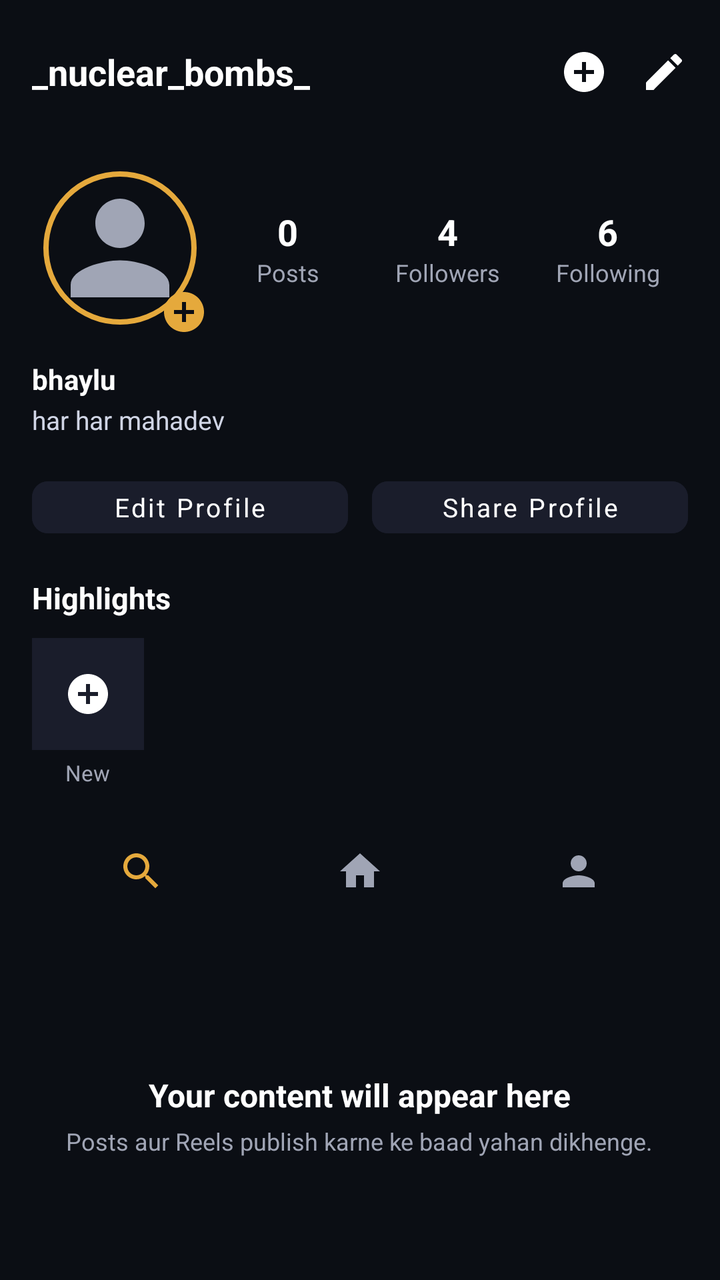
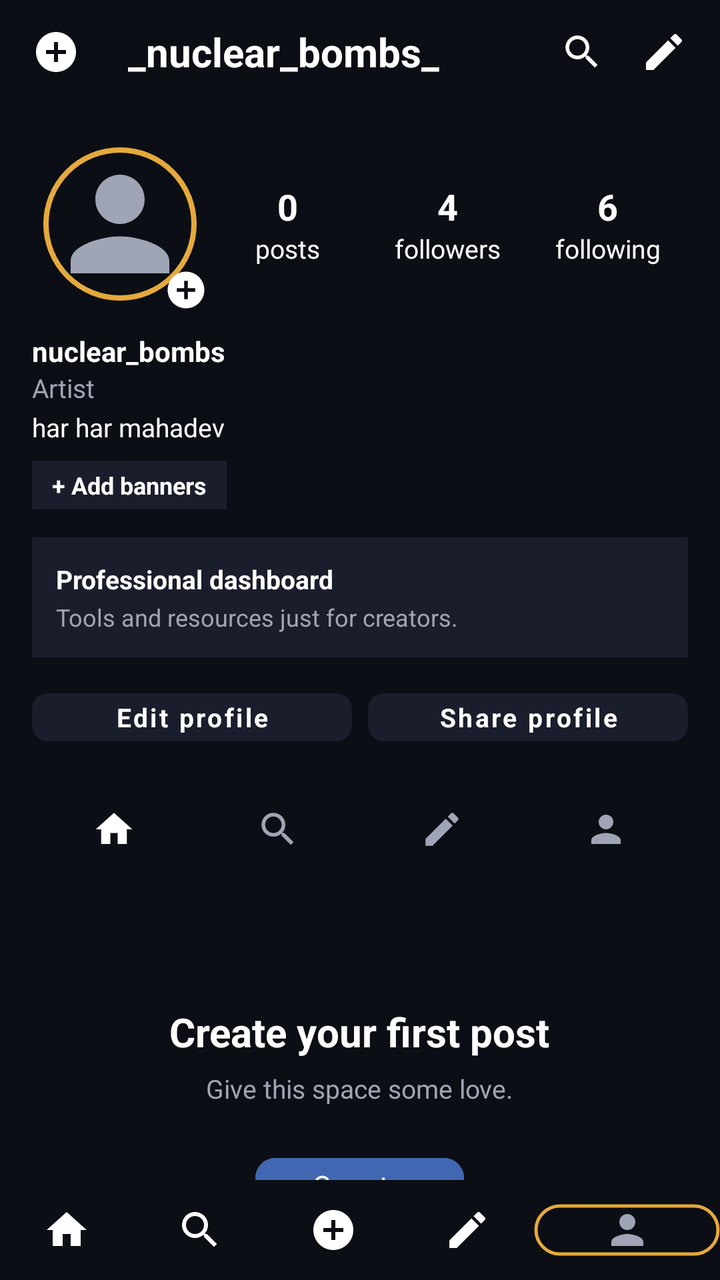

Before-and-after screenshots of an Android layout around one commit, followed by the original layout XML and the change that was made.
<!-- AndroidManifest.xml: application theme Theme.SanskritiSathi -->
<!-- res/layout/activity_profile.xml -->
<?xml version="1.0" encoding="utf-8"?>
<RelativeLayout xmlns:android="http://schemas.android.com/apk/res/android"
    xmlns:app="http://schemas.android.com/apk/res-auto"
    android:layout_width="match_parent"
    android:layout_height="match_parent"
    android:background="#0B0E14"
    android:fitsSystemWindows="true">

    
    <LinearLayout
        android:layout_width="0dp"
        android:layout_height="0dp"
        android:visibility="gone">

        <EditText
            android:id="@+id/nameInput"
            android:layout_width="wrap_content"
            android:layout_height="wrap_content" />

        <EditText
            android:id="@+id/usernameInput"
            android:layout_width="wrap_content"
            android:layout_height="wrap_content" />

        <EditText
            android:id="@+id/bioInput"
            android:layout_width="wrap_content"
            android:layout_height="wrap_content" />

        <Button
            android:id="@+id/saveProfileButton"
            android:layout_width="wrap_content"
            android:layout_height="wrap_content" />
    </LinearLayout>

    
    <RelativeLayout
        android:id="@+id/topBar"
        android:layout_width="match_parent"
        android:layout_height="56dp"
        android:layout_marginTop="8dp"
        android:paddingStart="16dp"
        android:paddingEnd="16dp">

        <TextView
            android:id="@+id/usernameHeader"
            android:layout_width="wrap_content"
            android:layout_height="wrap_content"
            android:layout_centerVertical="true"
            android:text="_nuclear_bombs_"
            android:textColor="#FFFFFF"
            android:textSize="18sp"
            android:textStyle="bold" />

        <ImageView
            android:id="@+id/btnNotification"
            android:layout_width="24dp"
            android:layout_height="24dp"
            android:layout_centerVertical="true"
            android:layout_marginEnd="16dp"
            android:layout_toStartOf="@id/btnSettings"
            android:src="@drawable/ic_add_circle"
            app:tint="#FFFFFF" />

        <ImageView
            android:id="@+id/btnSettings"
            android:layout_width="24dp"
            android:layout_height="24dp"
            android:layout_alignParentEnd="true"
            android:layout_centerVertical="true"
            android:src="@drawable/ic_edit"
            app:tint="#FFFFFF" />
    </RelativeLayout>

    <androidx.core.widget.NestedScrollView
        android:layout_width="match_parent"
        android:layout_height="match_parent"
        android:layout_below="@id/topBar">

        <LinearLayout
            android:layout_width="match_parent"
            android:layout_height="wrap_content"
            android:orientation="vertical"
            android:padding="16dp">

            
            <LinearLayout
                android:layout_width="match_parent"
                android:layout_height="wrap_content"
                android:gravity="center_vertical"
                android:orientation="horizontal">

                <RelativeLayout
                    android:layout_width="88dp"
                    android:layout_height="88dp">

                    <com.google.android.material.imageview.ShapeableImageView
                        android:id="@+id/profileImage"
                        android:layout_width="80dp"
                        android:layout_height="80dp"
                        android:layout_centerInParent="true"
                        android:padding="3dp"
                        android:scaleType="centerCrop"
                        android:src="@drawable/ic_profile"
                        app:shapeAppearanceOverlay="@style/ShapeAppearance.App.CircleImageView"
                        app:strokeColor="#E5A93C"
                        app:strokeWidth="2.5dp" />

                    <ImageView
                        android:layout_width="24dp"
                        android:layout_height="24dp"
                        android:layout_alignParentEnd="true"
                        android:layout_alignParentBottom="true"
                        android:src="@drawable/ic_add_circle"
                        app:tint="#E5A93C" />
                </RelativeLayout>

                
                <LinearLayout
                    android:layout_width="match_parent"
                    android:layout_height="wrap_content"
                    android:orientation="horizontal">

                    <LinearLayout
                        android:layout_width="0dp"
                        android:layout_height="wrap_content"
                        android:layout_weight="1"
                        android:gravity="center"
                        android:orientation="vertical">

                        <TextView
                            android:id="@+id/postsCount"
                            android:layout_width="wrap_content"
                            android:layout_height="wrap_content"
                            android:text="0"
                            android:textColor="#FFFFFF"
                            android:textSize="18sp"
                            android:textStyle="bold" />

                        <TextView
                            android:layout_width="wrap_content"
                            android:layout_height="wrap_content"
                            android:text="Posts"
                            android:textColor="#A0A5B5"
                            android:textSize="12sp" />
                    </LinearLayout>

                    <LinearLayout
                        android:layout_width="0dp"
                        android:layout_height="wrap_content"
                        android:layout_weight="1"
                        android:gravity="center"
                        android:orientation="vertical">

                        <TextView
                            android:id="@+id/followersCount"
                            android:layout_width="wrap_content"
                            android:layout_height="wrap_content"
                            android:text="4"
                            android:textColor="#FFFFFF"
                            android:textSize="18sp"
                            android:textStyle="bold" />

                        <TextView
                            android:layout_width="wrap_content"
                            android:layout_height="wrap_content"
                            android:text="Followers"
                            android:textColor="#A0A5B5"
                            android:textSize="12sp" />
                    </LinearLayout>

                    <LinearLayout
                        android:layout_width="0dp"
                        android:layout_height="wrap_content"
                        android:layout_weight="1"
                        android:gravity="center"
                        android:orientation="vertical">

                        <TextView
                            android:id="@+id/followingCount"
                            android:layout_width="wrap_content"
                            android:layout_height="wrap_content"
                            android:text="6"
                            android:textColor="#FFFFFF"
                            android:textSize="18sp"
                            android:textStyle="bold" />

                        <TextView
                            android:layout_width="wrap_content"
                            android:layout_height="wrap_content"
                            android:text="Following"
                            android:textColor="#A0A5B5"
                            android:textSize="12sp" />
                    </LinearLayout>
                </LinearLayout>
            </LinearLayout>

            
            <TextView
                android:id="@+id/fullName"
                android:layout_width="wrap_content"
                android:layout_height="wrap_content"
                android:layout_marginTop="12dp"
                android:text="bhaylu"
                android:textColor="#FFFFFF"
                android:textSize="14sp"
                android:textStyle="bold" />

            <TextView
                android:id="@+id/bioText"
                android:layout_width="wrap_content"
                android:layout_height="wrap_content"
                android:layout_marginTop="2dp"
                android:text="har har mahadev"
                android:textColor="#D0D5E5"
                android:textSize="13sp" />

            
            <LinearLayout
                android:layout_width="match_parent"
                android:layout_height="wrap_content"
                android:layout_marginTop="16dp"
                android:orientation="horizontal">

                <Button
                    android:id="@+id/btnEditProfile"
                    style="@style/Widget.MaterialComponents.Button.UnelevatedButton"
                    android:layout_width="0dp"
                    android:layout_height="38dp"
                    android:layout_marginEnd="6dp"
                    android:layout_weight="1"
                    android:backgroundTint="#1A1D2B"
                    android:padding="0dp"
                    android:text="Edit Profile"
                    android:textAllCaps="false"
                    android:textColor="#FFFFFF"
                    android:textSize="13sp"
                    app:cornerRadius="8dp" />

                <Button
                    android:id="@+id/btnShareProfile"
                    style="@style/Widget.MaterialComponents.Button.UnelevatedButton"
                    android:layout_width="0dp"
                    android:layout_height="38dp"
                    android:layout_marginStart="6dp"
                    android:layout_weight="1"
                    android:backgroundTint="#1A1D2B"
                    android:padding="0dp"
                    android:text="Share Profile"
                    android:textAllCaps="false"
                    android:textColor="#FFFFFF"
                    android:textSize="13sp"
                    app:cornerRadius="8dp" />
            </LinearLayout>

            
            <TextView
                android:layout_width="wrap_content"
                android:layout_height="wrap_content"
                android:layout_marginTop="16dp"
                android:text="Highlights"
                android:textColor="#FFFFFF"
                android:textSize="15sp"
                android:textStyle="bold" />

            <LinearLayout
                android:layout_width="match_parent"
                android:layout_height="wrap_content"
                android:layout_marginTop="10dp"
                android:orientation="horizontal">

                <LinearLayout
                    android:layout_width="wrap_content"
                    android:layout_height="wrap_content"
                    android:gravity="center"
                    android:orientation="vertical">

                    <ImageView
                        android:layout_width="56dp"
                        android:layout_height="56dp"
                        android:background="#1A1D2B"
                        android:padding="16dp"
                        android:src="@drawable/ic_add_circle"
                        app:tint="#FFFFFF" />

                    <TextView
                        android:layout_width="wrap_content"
                        android:layout_height="wrap_content"
                        android:layout_marginTop="4dp"
                        android:text="New"
                        android:textColor="#A0A5B5"
                        android:textSize="11sp" />
                </LinearLayout>

            </LinearLayout>

            
            <LinearLayout
                android:layout_width="match_parent"
                android:layout_height="44dp"
                android:layout_marginTop="20dp"
                android:orientation="horizontal">

                <ImageView
                    android:layout_width="0dp"
                    android:layout_height="24dp"
                    android:layout_gravity="center"
                    android:layout_weight="1"
                    android:src="@drawable/ic_explore"
                    app:tint="#E5A93C" />

                <ImageView
                    android:layout_width="0dp"
                    android:layout_height="24dp"
                    android:layout_gravity="center"
                    android:layout_weight="1"
                    android:src="@drawable/ic_home"
                    app:tint="#A0A5B5" />

                <ImageView
                    android:layout_width="0dp"
                    android:layout_height="24dp"
                    android:layout_gravity="center"
                    android:layout_weight="1"
                    android:src="@drawable/ic_profile"
                    app:tint="#A0A5B5" />
            </LinearLayout>

            
            <LinearLayout
                android:layout_width="match_parent"
                android:layout_height="200dp"
                android:gravity="center"
                android:orientation="vertical">

                <TextView
                    android:layout_width="wrap_content"
                    android:layout_height="wrap_content"
                    android:text="Your content will appear here"
                    android:textColor="#FFFFFF"
                    android:textSize="16sp"
                    android:textStyle="bold" />

                <TextView
                    android:layout_width="wrap_content"
                    android:layout_height="wrap_content"
                    android:layout_marginTop="4dp"
                    android:text="Posts aur Reels publish karne ke baad yahan dikhenge."
                    android:textColor="#A0A5B5"
                    android:textSize="12sp" />
            </LinearLayout>

        </LinearLayout>
    </androidx.core.widget.NestedScrollView>

</RelativeLayout>
<!-- resources referenced by this layout -->
<resources>
  <!-- drawable ic_add_circle (drawable) -->
  <vector xmlns:android="http://schemas.android.com/apk/res/android"
      android:width="28dp"
      android:height="28dp"
      android:viewportWidth="24"
      android:viewportHeight="24">
    <path
        android:fillColor="#E5A93C"
        android:pathData="M12,2C6.48,2 2,6.48 2,12s4.48,10 10,10 10,-4.48 10,-10S17.52,2 12,2zM17,13h-4v4h-2v-4H7v-2h4V7h2v4h4v2z"/>
  </vector>
  <!-- drawable ic_edit (drawable) -->
  <vector xmlns:android="http://schemas.android.com/apk/res/android"
      android:width="24dp"
      android:height="24dp"
      android:viewportWidth="24"
      android:viewportHeight="24">
    <path
        android:fillColor="#E5A93C"
        android:pathData="M3,17.25V21h3.75L17.81,9.94l-3.75,-3.75L3,17.25zM20.71,7.04c0.39,-0.39 0.39,-1.02 0,-1.41l-2.34,-2.34c-0.39,-0.39 -1.02,-0.39 -1.41,0l-1.83,1.83 3.75,3.75 1.83,-1.83z"/>
  </vector>
  <!-- drawable ic_explore (drawable) -->
  <vector xmlns:android="http://schemas.android.com/apk/res/android"
      android:width="24dp"
      android:height="24dp"
      android:viewportWidth="24"
      android:viewportHeight="24">
    <path
        android:fillColor="#A0A5B5"
        android:pathData="M15.5,14h-0.79l-0.28,-0.27C15.41,12.59 16,11.11 16,9.5 16,5.91 13.09,3 9.5,3S3,5.91 3,9.5 5.91,16 9.5,16c1.61,0 3.09,-0.59 4.23,-1.57l0.27,0.28v0.79l5,4.99L20.49,19l-4.99,-5zM9.5,14C7.01,14 5,11.99 5,9.5S7.01,5 9.5,5 14,7.01 14,9.5 11.99,14 9.5,14z"/>
  </vector>
  <!-- drawable ic_home (drawable) -->
  <vector xmlns:android="http://schemas.android.com/apk/res/android"
      android:width="24dp"
      android:height="24dp"
      android:viewportWidth="24"
      android:viewportHeight="24">
    <path
        android:fillColor="#E5A93C"
        android:pathData="M10,20v-6h4v6h5v-8h3L12,3,2,12h3v8z"/>
  </vector>
  <!-- drawable ic_profile (drawable) -->
  <vector xmlns:android="http://schemas.android.com/apk/res/android"
      android:width="24dp"
      android:height="24dp"
      android:viewportWidth="24"
      android:viewportHeight="24">
    <path
        android:fillColor="#A0A5B5"
        android:pathData="M12,12c2.21,0 4,-1.79 4,-4s-1.79,-4 -4,-4 -4,1.79 -4,4 1.79,4 4,4zm0,2c-2.67,0 -8,1.34 -8,4v2h16v-2c0,-2.66 -5.33,-4 -8,-4z"/>
  </vector>
  <style name="ShapeAppearance.App.CircleImageView" parent="ShapeAppearance.MaterialComponents.SmallComponent">
          <item name="cornerFamily">rounded</item>
          <item name="cornerSize">50%</item>
      </style>
  <style name="Theme.SanskritiSathi" parent="Theme.MaterialComponents.DayNight.NoActionBar">
  
          <item name="android:fontFamily">sans-serif</item>
  
          
          <item name="android:statusBarColor">#0F111A</item>
          <item name="android:windowLightStatusBar">false</item>
  
          <item name="android:navigationBarColor">#1A1D2B</item>
          <item name="android:windowLightNavigationBar">false</item>
  
          <item name="android:windowActionModeOverlay">true</item>
          <item name="android:windowNoTitle">true</item>
  
          <item name="android:windowBackground">#0F111A</item>
  
          <item name="android:textColorPrimary">#FFFFFF</item>
          <item name="android:textColorSecondary">#A0A5B5</item>
  
      </style>
</resources>

<!-- the commit's change to res/layout/activity_profile.xml (unified diff, before → after) -->
@@ -37,29 +37,38 @@
     <RelativeLayout
         android:id="@+id/topBar"
         android:layout_width="match_parent"
-        android:layout_height="56dp"
-        android:layout_marginTop="8dp"
+        android:layout_height="52dp"
         android:paddingStart="16dp"
         android:paddingEnd="16dp">
+
+        <ImageView
+            android:id="@+id/btnAddPost"
+            android:layout_width="24dp"
+            android:layout_height="24dp"
+            android:layout_centerVertical="true"
+            android:src="@drawable/ic_add_circle"
+            app:tint="#FFFFFF" />
 
         <TextView
             android:id="@+id/usernameHeader"
             android:layout_width="wrap_content"
             android:layout_height="wrap_content"
             android:layout_centerVertical="true"
+            android:layout_marginStart="24dp"
+            android:layout_toEndOf="@id/btnAddPost"
             android:text="_nuclear_bombs_"
             android:textColor="#FFFFFF"
-            android:textSize="18sp"
+            android:textSize="20sp"
             android:textStyle="bold" />
 
         <ImageView
-            android:id="@+id/btnNotification"
-            android:layout_width="24dp"
-            android:layout_height="24dp"
+            android:id="@+id/btnThreads"
+            android:layout_width="22dp"
+            android:layout_height="22dp"
             android:layout_centerVertical="true"
-            android:layout_marginEnd="16dp"
+            android:layout_marginEnd="18dp"
             android:layout_toStartOf="@id/btnSettings"
-            android:src="@drawable/ic_add_circle"
+            android:src="@drawable/ic_explore"
             app:tint="#FFFFFF" />
 
         <ImageView
@@ -72,9 +81,11 @@
             app:tint="#FFFFFF" />
     </RelativeLayout>
 
+    
     <androidx.core.widget.NestedScrollView
         android:layout_width="match_parent"
         android:layout_height="match_parent"
+        android:layout_above="@id/bottomNavigation"
         android:layout_below="@id/topBar">
 
         <LinearLayout
@@ -100,19 +111,18 @@
                         android:layout_height="80dp"
                         android:layout_centerInParent="true"
                         android:padding="3dp"
-                        android:scaleType="centerCrop"
                         android:src="@drawable/ic_profile"
                         app:shapeAppearanceOverlay="@style/ShapeAppearance.App.CircleImageView"
                         app:strokeColor="#E5A93C"
                         app:strokeWidth="2.5dp" />
 
                     <ImageView
-                        android:layout_width="24dp"
-                        android:layout_height="24dp"
+                        android:layout_width="22dp"
+                        android:layout_height="22dp"
                         android:layout_alignParentEnd="true"
                         android:layout_alignParentBottom="true"
                         android:src="@drawable/ic_add_circle"
-                        app:tint="#E5A93C" />
+                        app:tint="#FFFFFF" />
                 </RelativeLayout>
 
                 
@@ -140,9 +150,9 @@
                         <TextView
                             android:layout_width="wrap_content"
                             android:layout_height="wrap_content"
-                            android:text="Posts"
-                            android:textColor="#A0A5B5"
-                            android:textSize="12sp" />
+                            android:text="posts"
+                            android:textColor="#FFFFFF"
+                            android:textSize="13sp" />
                     </LinearLayout>
 
                     <LinearLayout
@@ -164,9 +174,9 @@
                         <TextView
                             android:layout_width="wrap_content"
                             android:layout_height="wrap_content"
-                            android:text="Followers"
-                            android:textColor="#A0A5B5"
-                            android:textSize="12sp" />
+                            android:text="followers"
+                            android:textColor="#FFFFFF"
+                            android:textSize="13sp" />
                     </LinearLayout>
 
                     <LinearLayout
@@ -188,9 +198,9 @@
                         <TextView
                             android:layout_width="wrap_content"
                             android:layout_height="wrap_content"
-                            android:text="Following"
-                            android:textColor="#A0A5B5"
-                            android:textSize="12sp" />
+                            android:text="following"
+                            android:textColor="#FFFFFF"
+                            android:textSize="13sp" />
                     </LinearLayout>
                 </LinearLayout>
             </LinearLayout>
@@ -200,126 +210,143 @@
                 android:id="@+id/fullName"
                 android:layout_width="wrap_content"
                 android:layout_height="wrap_content"
-                android:layout_marginTop="12dp"
-                android:text="bhaylu"
+                android:layout_marginTop="10dp"
+                android:text="nuclear_bombs"
                 android:textColor="#FFFFFF"
                 android:textSize="14sp"
                 android:textStyle="bold" />
 
             <TextView
+                android:layout_width="wrap_content"
+                android:layout_height="wrap_content"
+                android:text="Artist"
+                android:textColor="#A0A5B5"
+                android:textSize="13sp" />
+
+            <TextView
                 android:id="@+id/bioText"
                 android:layout_width="wrap_content"
                 android:layout_height="wrap_content"
                 android:layout_marginTop="2dp"
                 android:text="har har mahadev"
-                android:textColor="#D0D5E5"
+                android:textColor="#FFFFFF"
                 android:textSize="13sp" />
+
+            
+            <TextView
+                android:layout_width="wrap_content"
+                android:layout_height="wrap_content"
+                android:layout_marginTop="8dp"
+                android:background="#1A1D2B"
+                android:paddingStart="10dp"
+                android:paddingTop="4dp"
+                android:paddingEnd="10dp"
+                android:paddingBottom="4dp"
+                android:text="+ Add banners"
+                android:textColor="#FFFFFF"
+                android:textSize="12sp"
+                android:textStyle="bold" />
 
             
             <LinearLayout
                 android:layout_width="match_parent"
                 android:layout_height="wrap_content"
-                android:layout_marginTop="16dp"
+                android:layout_marginTop="14dp"
+                android:background="#1A1D2B"
+                android:orientation="vertical"
+                android:padding="12dp">
+
+                <TextView
+                    android:layout_width="wrap_content"
+                    android:layout_height="wrap_content"
+                    android:text="Professional dashboard"
+                    android:textColor="#FFFFFF"
+                    android:textSize="13sp"
+                    android:textStyle="bold" />
+
+                <TextView
+                    android:layout_width="wrap_content"
+                    android:layout_height="wrap_content"
+                    android:layout_marginTop="2dp"
+                    android:text="Tools and resources just for creators."
+                    android:textColor="#A0A5B5"
+                    android:textSize="12sp" />
+            </LinearLayout>
+
+            
+            <LinearLayout
+                android:layout_width="match_parent"
+                android:layout_height="wrap_content"
+                android:layout_marginTop="12dp"
                 android:orientation="horizontal">
 
                 <Button
                     android:id="@+id/btnEditProfile"
                     style="@style/Widget.MaterialComponents.Button.UnelevatedButton"
                     android:layout_width="0dp"
-                    android:layout_height="38dp"
-                    android:layout_marginEnd="6dp"
+                    android:layout_height="36dp"
+                    android:layout_marginEnd="4dp"
                     android:layout_weight="1"
                     android:backgroundTint="#1A1D2B"
                     android:padding="0dp"
-                    android:text="Edit Profile"
+                    android:text="Edit profile"
                     android:textAllCaps="false"
                     android:textColor="#FFFFFF"
                     android:textSize="13sp"
+                    android:textStyle="bold"
                     app:cornerRadius="8dp" />
 
                 <Button
                     android:id="@+id/btnShareProfile"
                     style="@style/Widget.MaterialComponents.Button.UnelevatedButton"
                     android:layout_width="0dp"
-                    android:layout_height="38dp"
-                    android:layout_marginStart="6dp"
+                    android:layout_height="36dp"
+                    android:layout_marginStart="4dp"
                     android:layout_weight="1"
                     android:backgroundTint="#1A1D2B"
                     android:padding="0dp"
-                    android:text="Share Profile"
+                    android:text="Share profile"
                     android:textAllCaps="false"
                     android:textColor="#FFFFFF"
                     android:textSize="13sp"
+                    android:textStyle="bold"
                     app:cornerRadius="8dp" />
-            </LinearLayout>
-
-            
-            <TextView
-                android:layout_width="wrap_content"
-                android:layout_height="wrap_content"
-                android:layout_marginTop="16dp"
-                android:text="Highlights"
-                android:textColor="#FFFFFF"
-                android:textSize="15sp"
-                android:textStyle="bold" />
-
-            <LinearLayout
-                android:layout_width="match_parent"
-                android:layout_height="wrap_content"
-                android:layout_marginTop="10dp"
-                android:orientation="horizontal">
-
-                <LinearLayout
-                    android:layout_width="wrap_content"
-                    android:layout_height="wrap_content"
-                    android:gravity="center"
-                    android:orientation="vertical">
-
-                    <ImageView
-                        android:layout_width="56dp"
-                        android:layout_height="56dp"
-                        android:background="#1A1D2B"
-                        android:padding="16dp"
-                        android:src="@drawable/ic_add_circle"
-                        app:tint="#FFFFFF" />
-
-                    <TextView
-                        android:layout_width="wrap_content"
-                        android:layout_height="wrap_content"
-                        android:layout_marginTop="4dp"
-                        android:text="New"
-                        android:textColor="#A0A5B5"
-                        android:textSize="11sp" />
-                </LinearLayout>
-
             </LinearLayout>
 
             
             <LinearLayout
                 android:layout_width="match_parent"
                 android:layout_height="44dp"
-                android:layout_marginTop="20dp"
+                android:layout_marginTop="16dp"
                 android:orientation="horizontal">
 
                 <ImageView
                     android:layout_width="0dp"
-                    android:layout_height="24dp"
+                    android:layout_height="22dp"
                     android:layout_gravity="center"
                     android:layout_weight="1"
+                    android:src="@drawable/ic_home"
+                    app:tint="#FFFFFF" />
+
+                <ImageView
+                    android:layout_width="0dp"
+                    android:layout_height="22dp"
+                    android:layout_gravity="center"
+                    android:layout_weight="1"
                     android:src="@drawable/ic_explore"
-                    app:tint="#E5A93C" />
+                    app:tint="#A0A5B5" />
 
                 <ImageView
                     android:layout_width="0dp"
-                    android:layout_height="24dp"
+                    android:layout_height="22dp"
                     android:layout_gravity="center"
                     android:layout_weight="1"
-                    android:src="@drawable/ic_home"
+                    android:src="@drawable/ic_edit"
                     app:tint="#A0A5B5" />
 
                 <ImageView
                     android:layout_width="0dp"
-                    android:layout_height="24dp"
+                    android:layout_height="22dp"
                     android:layout_gravity="center"
                     android:layout_weight="1"
                     android:src="@drawable/ic_profile"
@@ -329,28 +356,89 @@
             
             <LinearLayout
                 android:layout_width="match_parent"
-                android:layout_height="200dp"
+                android:layout_height="240dp"
                 android:gravity="center"
                 android:orientation="vertical">
 
                 <TextView
                     android:layout_width="wrap_content"
                     android:layout_height="wrap_content"
-                    android:text="Your content will appear here"
+                    android:text="Create your first post"
                     android:textColor="#FFFFFF"
-                    android:textSize="16sp"
+                    android:textSize="20sp"
                     android:textStyle="bold" />
 
                 <TextView
                     android:layout_width="wrap_content"
                     android:layout_height="wrap_content"
-                    android:layout_marginTop="4dp"
-                    android:text="Posts aur Reels publish karne ke baad yahan dikhenge."
+                    android:layout_marginTop="6dp"
+                    android:text="Give this space some love."
                     android:textColor="#A0A5B5"
-                    android:textSize="12sp" />
+                    android:textSize="13sp" />
+
+                <Button
+                    android:layout_width="wrap_content"
+                    android:layout_height="38dp"
+                    android:layout_marginTop="20dp"
+                    android:backgroundTint="#4267B2"
+                    android:paddingStart="28dp"
+                    android:paddingEnd="28dp"
+                    android:text="Create"
+                    android:textAllCaps="false"
+                    android:textColor="#FFFFFF"
+                    app:cornerRadius="10dp" />
             </LinearLayout>
 
         </LinearLayout>
     </androidx.core.widget.NestedScrollView>
 
+    
+    <LinearLayout
+        android:id="@+id/bottomNavigation"
+        android:layout_width="match_parent"
+        android:layout_height="50dp"
+        android:layout_alignParentBottom="true"
+        android:background="#0B0E14"
+        android:gravity="center_vertical"
+        android:orientation="horizontal">
+
+        <ImageView
+            android:layout_width="0dp"
+            android:layout_height="24dp"
+            android:layout_weight="1"
+            android:src="@drawable/ic_home"
+            app:tint="#FFFFFF" />
+
+        <ImageView
+            android:layout_width="0dp"
+            android:layout_height="24dp"
+            android:layout_weight="1"
+            android:src="@drawable/ic_explore"
+            app:tint="#FFFFFF" />
+
+        <ImageView
+            android:layout_width="0dp"
+            android:layout_height="24dp"
+            android:layout_weight="1"
+            android:src="@drawable/ic_add_circle"
+            app:tint="#FFFFFF" />
+
+        <ImageView
+            android:layout_width="0dp"
+            android:layout_height="24dp"
+            android:layout_weight="1"
+            android:src="@drawable/ic_edit"
+            app:tint="#FFFFFF" />
+
+        <com.google.android.material.imageview.ShapeableImageView
+            android:layout_width="26dp"
+            android:layout_height="26dp"
+            android:layout_weight="1"
+            android:padding="1dp"
+            android:src="@drawable/ic_profile"
+            app:shapeAppearanceOverlay="@style/ShapeAppearance.App.CircleImageView"
+            app:strokeColor="#E5A93C"
+            app:strokeWidth="1.5dp" />
+    </LinearLayout>
+
 </RelativeLayout>
